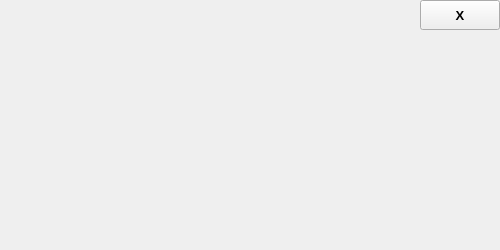
Qt form appwindow.ui (leafo/itchio-app-old) before a commit.
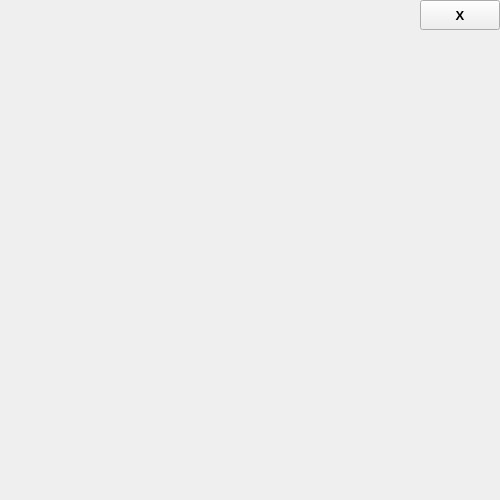
The same form after that commit.

```diff
--- a/appwindow.ui
+++ b/appwindow.ui
@@ -7,7 +7,7 @@
     <x>0</x>
     <y>0</y>
     <width>500</width>
-    <height>250</height>
+    <height>500</height>
    </rect>
   </property>
   <property name="sizePolicy">
@@ -19,7 +19,7 @@
   <property name="minimumSize">
    <size>
     <width>500</width>
-    <height>250</height>
+    <height>500</height>
    </size>
   </property>
   <property name="windowTitle">
```
